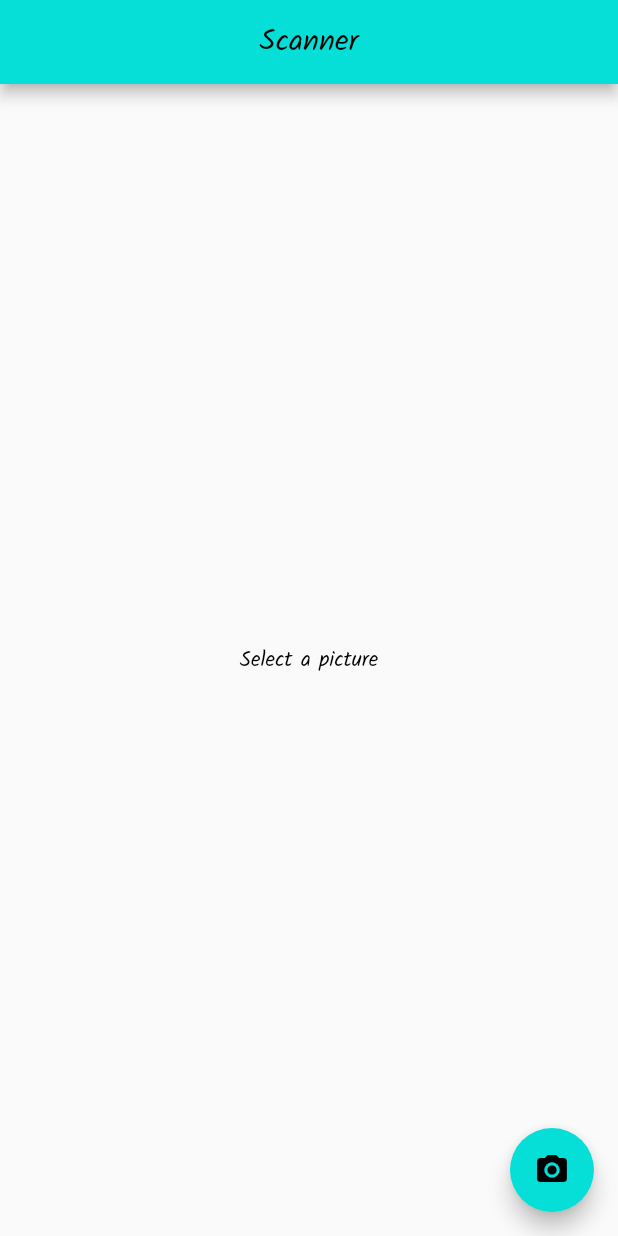
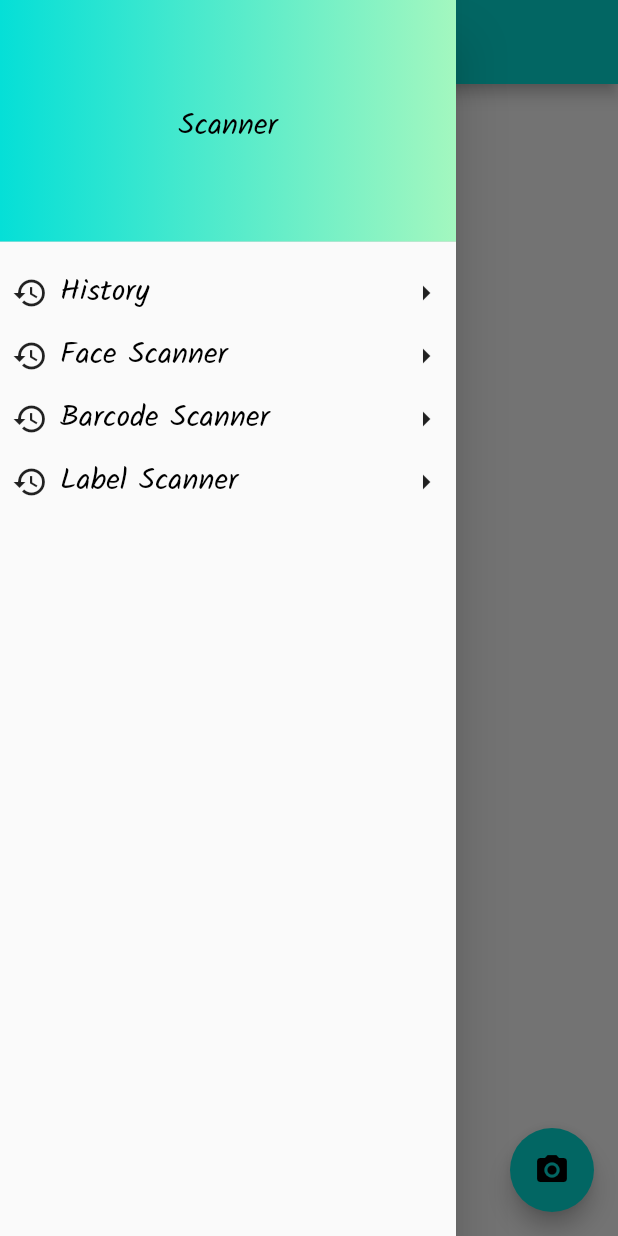
Before and after one commit to Ashwin901/scanner, a Flutter app: the screen it shows after launch, with the side drawer open (before the commit the screen has no drawer), on a phone screen of 412 x 824 dp. Run offline on Flutter 3.47's test engine with Material 2 defaults, Android fonts, the phone set to English and light mode, and no system bars; our stand-ins replace contacts_service, image_picker, permission_handler; missing offline and left inert: firebase_ml_vision; accounts and stored records are empty.

Commit message:
drawer added

```diff
--- /dev/null
+++ b/lib/history_screen.dart
@@ -0,0 +1,23 @@
+import 'package:flutter/material.dart';
+import 'package:getscanner/constants.dart';
+
+class History extends StatefulWidget {
+  @override
+  _HistoryState createState() => _HistoryState();
+}
+
+class _HistoryState extends State<History> {
+  @override
+  Widget build(BuildContext context) {
+    return Scaffold(
+      appBar: AppBar(
+        iconTheme: IconThemeData(
+            color: Colors.black
+        ),
+        title: Text("History",
+        style: scannerStyle,
+        ),
+      ),
+    );
+  }
+}
--- a/lib/scanner_screen.dart
+++ b/lib/scanner_screen.dart
@@ -1,4 +1,6 @@
+import 'package:flutter/cupertino.dart';
 import 'package:flutter/material.dart';
+import 'package:getscanner/history_screen.dart';
 import 'package:image_picker/image_picker.dart';
 import 'package:firebase_ml_vision/firebase_ml_vision.dart';
 import 'constants.dart';
@@ -56,11 +58,40 @@ class _ScannerScreenState extends State<ScannerScreen> {
   Widget build(BuildContext context) {
     return Scaffold(
         appBar: AppBar(
-          title: Center(
-              child: Text(
+          centerTitle: true,
+          iconTheme: IconThemeData(color: Colors.black),
+          title: Text(
             'Scanner',
             style: scannerStyle,
-          )),
+          ),
+        ),
+        drawer: Drawer(
+          child: ListView(
+            children: <Widget>[
+              DrawerHeader(
+                child: Center(
+                    child: Text(
+                  "Scanner",
+                  style: scannerStyle.copyWith(fontSize: 20),
+                )),
+                decoration: BoxDecoration(
+                    gradient: LinearGradient(colors: <Color>[
+                  Theme.of(context).primaryColor,
+                  Color(0xffa3f7bf)
+                ])),
+              ),
+              DrawerItem(title: "History",
+              navigate: () {
+                Navigator.push(context, MaterialPageRoute(builder: (context) {
+                  return History();
+                }));
+              },
+              ),
+              DrawerItem(title: "Face Scanner"),
+              DrawerItem(title: "Barcode Scanner"),
+              DrawerItem(title: "Label Scanner",)
+            ],
+          ),
         ),
         floatingActionButton: FloatingActionButton(
             backgroundColor: Theme.of(context).primaryColor,
@@ -76,7 +107,44 @@ class _ScannerScreenState extends State<ScannerScreen> {
                   style: scannerStyle,
                 ),
               )
-            : ScannedItems(items: visionText,labels: label)
+            : ScannedItems(items: visionText, labels: label));
+  }
+}
+
+class DrawerItem extends StatelessWidget {
+  final title;
+  final Function navigate;
+  DrawerItem({this.title,this.navigate});
+
+  @override
+  Widget build(BuildContext context) {
+    return Padding(
+      padding: EdgeInsets.only(top: 10.0),
+      child: InkWell(
+        onTap: navigate,
+        child: Padding(
+          padding: EdgeInsets.fromLTRB(8.0, 0, 8.0, 0),
+          child: Row(
+            mainAxisAlignment: MainAxisAlignment.spaceBetween,
+            children: <Widget>[
+              Row(
+                children: <Widget>[
+                  Icon(Icons.history),
+                  SizedBox(
+                    width: 8.0,
+                  ),
+                  Text(
+                    title,
+                    style: scannerStyle.copyWith(fontSize: 20),
+                  )
+                ],
+              ),
+              Icon(Icons.arrow_right)
+            ],
+          ),
+        ),
+        splashColor: Theme.of(context).primaryColor,
+      ),
     );
   }
 }
```
